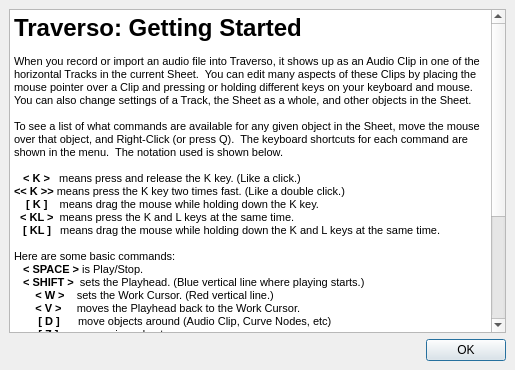
First picture: the form in src/traverso/ui/QuickStart.ui, repository ErwanLegrand/Traverso-DAW, before the edit.
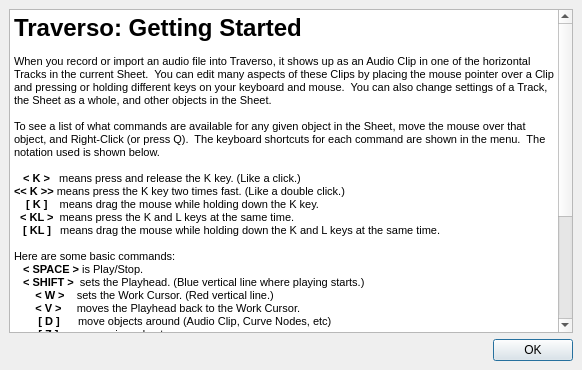
Second picture: the form after the edit. Icons and pictures are not drawn.

Commit message: Make the dialog a bit wider by default

What changed in the file:
```diff
--- a/src/traverso/ui/QuickStart.ui
+++ b/src/traverso/ui/QuickStart.ui
@@ -1,11 +1,11 @@
 <ui version="4.0" >
  <class>QuickStartDialog</class>
- <widget class="QDialog" name="QuickStartDialog" >
-  <property name="geometry" >
+ <widget class="QDialog" name="QuickStartDialog">
+  <property name="geometry">
    <rect>
     <x>0</x>
     <y>0</y>
-    <width>515</width>
+    <width>582</width>
     <height>370</height>
    </rect>
   </property>
@@ -15,53 +15,54 @@
   <property name="windowIcon" >
    <iconset>../../../resources/images/traverso.png</iconset>
   </property>
-  <layout class="QVBoxLayout" >
-   <property name="margin" >
-    <number>9</number>
-   </property>
-   <property name="spacing" >
+  <layout class="QVBoxLayout">
+   <property name="spacing">
     <number>6</number>
    </property>
+   <property name="margin">
+    <number>9</number>
+   </property>
    <item>
     <widget class="QTextBrowser" name="textBrowser" >
      <property name="horizontalScrollBarPolicy" >
       <enum>Qt::ScrollBarAlwaysOff</enum>
      </property>
-     <property name="html" >
-      <string>&lt;html>&lt;head>&lt;meta name="qrichtext" content="1" />&lt;style type="text/css">
+     <property name="html">
+      <string>&lt;!DOCTYPE HTML PUBLIC &quot;-//W3C//DTD HTML 4.0//EN&quot; &quot;http://www.w3.org/TR/REC-html40/strict.dtd&quot;&gt;
+&lt;html&gt;&lt;head&gt;&lt;meta name=&quot;qrichtext&quot; content=&quot;1&quot; /&gt;&lt;style type=&quot;text/css&quot;&gt;
 p, li { white-space: pre-wrap; }
-&lt;/style>&lt;/head>&lt;body style=" font-family:'Sans Serif'; font-size:9pt; font-weight:400; font-style:normal; text-decoration:none;">
-&lt;p style=" margin-top:0px; margin-bottom:0px; margin-left:0px; margin-right:0px; -qt-block-indent:0; text-indent:0px; font-family:'MS Shell Dlg 2'; font-size:8pt;">&lt;span style=" font-size:18pt; font-weight:600;">Traverso: Getting Started&lt;/span>&lt;/p>
-&lt;p style="-qt-paragraph-type:empty; margin-top:0px; margin-bottom:0px; margin-left:0px; margin-right:0px; -qt-block-indent:0; text-indent:0px; font-family:'MS Shell Dlg 2'; font-size:8pt;">&lt;/p>
-&lt;p style=" margin-top:0px; margin-bottom:0px; margin-left:0px; margin-right:0px; -qt-block-indent:0; text-indent:0px; font-family:'MS Shell Dlg 2'; font-size:8pt;">When you record or import an audio file into Traverso, it shows up as an Audio Clip in one of the horizontal Tracks in the current Sheet.  You can edit many aspects of these Clips by placing the mouse pointer over a Clip and pressing or holding different keys on your keyboard and mouse.  You can also change settings of a Track, the Sheet as a whole, and other objects in the Sheet.&lt;/p>
-&lt;p style="-qt-paragraph-type:empty; margin-top:0px; margin-bottom:0px; margin-left:0px; margin-right:0px; -qt-block-indent:0; text-indent:0px; font-family:'MS Shell Dlg 2'; font-size:8pt;">&lt;/p>
-&lt;p style=" margin-top:0px; margin-bottom:0px; margin-left:0px; margin-right:0px; -qt-block-indent:0; text-indent:0px; font-family:'MS Shell Dlg 2'; font-size:8pt;">To see a list of what commands are available for any given object in the Sheet, move the mouse over that object, and Right-Click (or press Q).  The keyboard shortcuts for each command are shown in the menu.  The notation used is shown below.&lt;/p>
-&lt;p style="-qt-paragraph-type:empty; margin-top:0px; margin-bottom:0px; margin-left:0px; margin-right:0px; -qt-block-indent:0; text-indent:0px; font-family:'MS Shell Dlg 2'; font-size:8pt;">&lt;/p>
-&lt;p style=" margin-top:0px; margin-bottom:0px; margin-left:0px; margin-right:0px; -qt-block-indent:0; text-indent:0px; font-family:'MS Shell Dlg 2'; font-size:8pt;">   &lt;span style=" font-weight:600;">&amp;lt; K &amp;gt;  &lt;/span> means press and release the K key. (Like a click.)&lt;/p>
-&lt;p style=" margin-top:0px; margin-bottom:0px; margin-left:0px; margin-right:0px; -qt-block-indent:0; text-indent:0px; font-family:'MS Shell Dlg 2'; font-size:8pt;">&lt;span style=" font-weight:600;">&amp;lt;&amp;lt; K &amp;gt;&amp;gt;&lt;/span> means press the K key two times fast. (Like a double click.)&lt;/p>
-&lt;p style=" margin-top:0px; margin-bottom:0px; margin-left:0px; margin-right:0px; -qt-block-indent:0; text-indent:0px; font-family:'MS Shell Dlg 2'; font-size:8pt;">    &lt;span style=" font-weight:600;">[ K ]&lt;/span>    means drag the mouse while holding down the K key.&lt;/p>
-&lt;p style=" margin-top:0px; margin-bottom:0px; margin-left:0px; margin-right:0px; -qt-block-indent:0; text-indent:0px; font-family:'MS Shell Dlg 2'; font-size:8pt;">  &lt;span style=" font-weight:600;">&amp;lt; KL &amp;gt; &lt;/span> means press the K and L keys at the same time.&lt;/p>
-&lt;p style=" margin-top:0px; margin-bottom:0px; margin-left:0px; margin-right:0px; -qt-block-indent:0; text-indent:0px; font-family:'MS Shell Dlg 2'; font-size:8pt;">   &lt;span style=" font-weight:600;">[ KL ]  &lt;/span> means drag the mouse while holding down the K and L keys at the same time.&lt;/p>
-&lt;p style="-qt-paragraph-type:empty; margin-top:0px; margin-bottom:0px; margin-left:0px; margin-right:0px; -qt-block-indent:0; text-indent:0px; font-family:'MS Shell Dlg 2'; font-size:8pt;">&lt;/p>
-&lt;p style=" margin-top:0px; margin-bottom:0px; margin-left:0px; margin-right:0px; -qt-block-indent:0; text-indent:0px; font-family:'MS Shell Dlg 2'; font-size:8pt;">Here are some basic commands:&lt;/p>
-&lt;p style=" margin-top:0px; margin-bottom:0px; margin-left:0px; margin-right:0px; -qt-block-indent:0; text-indent:0px; font-family:'MS Shell Dlg 2'; font-size:8pt;">   &lt;span style=" font-weight:600;">&amp;lt; SPACE &amp;gt;&lt;/span> is Play/Stop.&lt;/p>
-&lt;p style=" margin-top:0px; margin-bottom:0px; margin-left:0px; margin-right:0px; -qt-block-indent:0; text-indent:0px; font-family:'MS Shell Dlg 2'; font-size:8pt;">   &lt;span style=" font-weight:600;">&amp;lt; SHIFT &amp;gt;&lt;/span>  sets the Playhead. (Blue vertical line where playing starts.)&lt;/p>
-&lt;p style=" margin-top:0px; margin-bottom:0px; margin-left:0px; margin-right:0px; -qt-block-indent:0; text-indent:0px; font-family:'MS Shell Dlg 2'; font-size:8pt;">       &lt;span style=" font-weight:600;">&amp;lt; W &amp;gt;&lt;/span>    sets the Work Cursor. (Red vertical line.)&lt;/p>
-&lt;p style=" margin-top:0px; margin-bottom:0px; margin-left:0px; margin-right:0px; -qt-block-indent:0; text-indent:0px; font-family:'MS Shell Dlg 2'; font-size:8pt;">       &lt;span style=" font-weight:600;">&amp;lt; V &amp;gt;    &lt;/span> moves the Playhead back to the Work Cursor.&lt;/p>
-&lt;p style=" margin-top:0px; margin-bottom:0px; margin-left:0px; margin-right:0px; -qt-block-indent:0; text-indent:0px; font-family:'MS Shell Dlg 2'; font-size:8pt;">        &lt;span style=" font-weight:600;">[ D ] &lt;/span>     move objects around (Audio Clip, Curve Nodes, etc)&lt;/p>
-&lt;p style=" margin-top:0px; margin-bottom:0px; margin-left:0px; margin-right:0px; -qt-block-indent:0; text-indent:0px; font-family:'MS Shell Dlg 2'; font-size:8pt;">        &lt;span style=" font-weight:600;">[ Z ]&lt;/span>       zooms in and out.&lt;/p>
-&lt;p style=" margin-top:0px; margin-bottom:0px; margin-left:0px; margin-right:0px; -qt-block-indent:0; text-indent:0px; font-family:'MS Shell Dlg 2'; font-size:8pt;">        &lt;span style=" font-weight:600;">[ TAB ]&lt;/span>	 scroll omnidirectional (aka Shuttle) &lt;/p>
-&lt;p style="-qt-paragraph-type:empty; margin-top:0px; margin-bottom:0px; margin-left:0px; margin-right:0px; -qt-block-indent:0; text-indent:0px; font-family:'MS Shell Dlg 2'; font-size:8pt;">&lt;/p>
-&lt;p style=" margin-top:0px; margin-bottom:0px; margin-left:0px; margin-right:0px; -qt-block-indent:0; text-indent:0px; font-family:'MS Shell Dlg 2'; font-size:8pt;">And some Audio Clip Commands:&lt;/p>
-&lt;p style=" margin-top:0px; margin-bottom:0px; margin-left:0px; margin-right:0px; -qt-block-indent:0; text-indent:0px; font-family:'MS Shell Dlg 2'; font-size:8pt;">   &lt;span style=" font-weight:600;">[ E ] &lt;/span>  drags a Clip's left or right edge.&lt;/p>
-&lt;p style=" margin-top:0px; margin-bottom:0px; margin-left:0px; margin-right:0px; -qt-block-indent:0; text-indent:0px; font-family:'MS Shell Dlg 2'; font-size:8pt;">   &lt;span style=" font-weight:600;">[ F ]&lt;/span>   adjusts the length of a Clip's Fade In / Fade Out.&lt;/p>
-&lt;p style=" margin-top:0px; margin-bottom:0px; margin-left:0px; margin-right:0px; -qt-block-indent:0; text-indent:0px; font-family:'MS Shell Dlg 2'; font-size:8pt;">   &lt;span style=" font-weight:600;">[ G ]   &lt;/span>addust the Gain of a clip (also works on Tracks, Sheet)&lt;/p>
-&lt;p style=" margin-top:0px; margin-bottom:0px; margin-left:0px; margin-right:0px; -qt-block-indent:0; text-indent:0px; font-family:'MS Shell Dlg 2'; font-size:8pt;">  &lt;span style=" font-weight:600;">&amp;lt; X &amp;gt;&lt;/span>  splits the Clip at the cursor's position.&lt;/p>
-&lt;p style="-qt-paragraph-type:empty; margin-top:0px; margin-bottom:0px; margin-left:0px; margin-right:0px; -qt-block-indent:0; text-indent:0px; font-family:'MS Shell Dlg 2'; font-size:8pt;">&lt;/p>
-&lt;p style=" margin-top:0px; margin-bottom:0px; margin-left:0px; margin-right:0px; -qt-block-indent:0; text-indent:0px; font-family:'MS Shell Dlg 2'; font-size:8pt;">For more information, right-click on everything, or check out the Traverso manual.&lt;/p>
-&lt;p style="-qt-paragraph-type:empty; margin-top:0px; margin-bottom:0px; margin-left:0px; margin-right:0px; -qt-block-indent:0; text-indent:0px; font-family:'MS Shell Dlg 2'; font-size:8pt;">&lt;/p>
-&lt;p style="-qt-paragraph-type:empty; margin-top:0px; margin-bottom:0px; margin-left:0px; margin-right:0px; -qt-block-indent:0; text-indent:0px; font-family:'MS Shell Dlg 2'; font-size:8pt;">&lt;/p>
-&lt;p style="-qt-paragraph-type:empty; margin-top:0px; margin-bottom:0px; margin-left:0px; margin-right:0px; -qt-block-indent:0; text-indent:0px; font-family:'MS Shell Dlg 2'; font-size:8pt;">&lt;/p>&lt;/body>&lt;/html></string>
+&lt;/style&gt;&lt;/head&gt;&lt;body style=&quot; font-family:'DejaVu Sans'; font-size:8pt; font-weight:400; font-style:normal;&quot;&gt;
+&lt;p style=&quot; margin-top:0px; margin-bottom:0px; margin-left:0px; margin-right:0px; -qt-block-indent:0; text-indent:0px;&quot;&gt;&lt;span style=&quot; font-family:'MS Shell Dlg 2'; font-size:18pt; font-weight:600;&quot;&gt;Traverso: Getting Started&lt;/span&gt;&lt;/p&gt;
+&lt;p style=&quot;-qt-paragraph-type:empty; margin-top:0px; margin-bottom:0px; margin-left:0px; margin-right:0px; -qt-block-indent:0; text-indent:0px; font-family:'MS Shell Dlg 2';&quot;&gt;&lt;/p&gt;
+&lt;p style=&quot; margin-top:0px; margin-bottom:0px; margin-left:0px; margin-right:0px; -qt-block-indent:0; text-indent:0px;&quot;&gt;&lt;span style=&quot; font-family:'MS Shell Dlg 2';&quot;&gt;When you record or import an audio file into Traverso, it shows up as an Audio Clip in one of the horizontal Tracks in the current Sheet.  You can edit many aspects of these Clips by placing the mouse pointer over a Clip and pressing or holding different keys on your keyboard and mouse.  You can also change settings of a Track, the Sheet as a whole, and other objects in the Sheet.&lt;/span&gt;&lt;/p&gt;
+&lt;p style=&quot;-qt-paragraph-type:empty; margin-top:0px; margin-bottom:0px; margin-left:0px; margin-right:0px; -qt-block-indent:0; text-indent:0px; font-family:'MS Shell Dlg 2';&quot;&gt;&lt;/p&gt;
+&lt;p style=&quot; margin-top:0px; margin-bottom:0px; margin-left:0px; margin-right:0px; -qt-block-indent:0; text-indent:0px;&quot;&gt;&lt;span style=&quot; font-family:'MS Shell Dlg 2';&quot;&gt;To see a list of what commands are available for any given object in the Sheet, move the mouse over that object, and Right-Click (or press Q).  The keyboard shortcuts for each command are shown in the menu.  The notation used is shown below.&lt;/span&gt;&lt;/p&gt;
+&lt;p style=&quot;-qt-paragraph-type:empty; margin-top:0px; margin-bottom:0px; margin-left:0px; margin-right:0px; -qt-block-indent:0; text-indent:0px; font-family:'MS Shell Dlg 2';&quot;&gt;&lt;/p&gt;
+&lt;p style=&quot; margin-top:0px; margin-bottom:0px; margin-left:0px; margin-right:0px; -qt-block-indent:0; text-indent:0px;&quot;&gt;&lt;span style=&quot; font-family:'MS Shell Dlg 2';&quot;&gt;   &lt;/span&gt;&lt;span style=&quot; font-family:'MS Shell Dlg 2'; font-weight:600;&quot;&gt;&amp;lt; K &amp;gt;  &lt;/span&gt;&lt;span style=&quot; font-family:'MS Shell Dlg 2';&quot;&gt; means press and release the K key. (Like a click.)&lt;/span&gt;&lt;/p&gt;
+&lt;p style=&quot; margin-top:0px; margin-bottom:0px; margin-left:0px; margin-right:0px; -qt-block-indent:0; text-indent:0px;&quot;&gt;&lt;span style=&quot; font-family:'MS Shell Dlg 2'; font-weight:600;&quot;&gt;&amp;lt;&amp;lt; K &amp;gt;&amp;gt;&lt;/span&gt;&lt;span style=&quot; font-family:'MS Shell Dlg 2';&quot;&gt; means press the K key two times fast. (Like a double click.)&lt;/span&gt;&lt;/p&gt;
+&lt;p style=&quot; margin-top:0px; margin-bottom:0px; margin-left:0px; margin-right:0px; -qt-block-indent:0; text-indent:0px;&quot;&gt;&lt;span style=&quot; font-family:'MS Shell Dlg 2';&quot;&gt;    &lt;/span&gt;&lt;span style=&quot; font-family:'MS Shell Dlg 2'; font-weight:600;&quot;&gt;[ K ]&lt;/span&gt;&lt;span style=&quot; font-family:'MS Shell Dlg 2';&quot;&gt;    means drag the mouse while holding down the K key.&lt;/span&gt;&lt;/p&gt;
+&lt;p style=&quot; margin-top:0px; margin-bottom:0px; margin-left:0px; margin-right:0px; -qt-block-indent:0; text-indent:0px;&quot;&gt;&lt;span style=&quot; font-family:'MS Shell Dlg 2';&quot;&gt;  &lt;/span&gt;&lt;span style=&quot; font-family:'MS Shell Dlg 2'; font-weight:600;&quot;&gt;&amp;lt; KL &amp;gt; &lt;/span&gt;&lt;span style=&quot; font-family:'MS Shell Dlg 2';&quot;&gt; means press the K and L keys at the same time.&lt;/span&gt;&lt;/p&gt;
+&lt;p style=&quot; margin-top:0px; margin-bottom:0px; margin-left:0px; margin-right:0px; -qt-block-indent:0; text-indent:0px;&quot;&gt;&lt;span style=&quot; font-family:'MS Shell Dlg 2';&quot;&gt;   &lt;/span&gt;&lt;span style=&quot; font-family:'MS Shell Dlg 2'; font-weight:600;&quot;&gt;[ KL ]  &lt;/span&gt;&lt;span style=&quot; font-family:'MS Shell Dlg 2';&quot;&gt; means drag the mouse while holding down the K and L keys at the same time.&lt;/span&gt;&lt;/p&gt;
+&lt;p style=&quot;-qt-paragraph-type:empty; margin-top:0px; margin-bottom:0px; margin-left:0px; margin-right:0px; -qt-block-indent:0; text-indent:0px; font-family:'MS Shell Dlg 2';&quot;&gt;&lt;/p&gt;
+&lt;p style=&quot; margin-top:0px; margin-bottom:0px; margin-left:0px; margin-right:0px; -qt-block-indent:0; text-indent:0px;&quot;&gt;&lt;span style=&quot; font-family:'MS Shell Dlg 2';&quot;&gt;Here are some basic commands:&lt;/span&gt;&lt;/p&gt;
+&lt;p style=&quot; margin-top:0px; margin-bottom:0px; margin-left:0px; margin-right:0px; -qt-block-indent:0; text-indent:0px;&quot;&gt;&lt;span style=&quot; font-family:'MS Shell Dlg 2';&quot;&gt;   &lt;/span&gt;&lt;span style=&quot; font-family:'MS Shell Dlg 2'; font-weight:600;&quot;&gt;&amp;lt; SPACE &amp;gt;&lt;/span&gt;&lt;span style=&quot; font-family:'MS Shell Dlg 2';&quot;&gt; is Play/Stop.&lt;/span&gt;&lt;/p&gt;
+&lt;p style=&quot; margin-top:0px; margin-bottom:0px; margin-left:0px; margin-right:0px; -qt-block-indent:0; text-indent:0px;&quot;&gt;&lt;span style=&quot; font-family:'MS Shell Dlg 2';&quot;&gt;   &lt;/span&gt;&lt;span style=&quot; font-family:'MS Shell Dlg 2'; font-weight:600;&quot;&gt;&amp;lt; SHIFT &amp;gt;&lt;/span&gt;&lt;span style=&quot; font-family:'MS Shell Dlg 2';&quot;&gt;  sets the Playhead. (Blue vertical line where playing starts.)&lt;/span&gt;&lt;/p&gt;
+&lt;p style=&quot; margin-top:0px; margin-bottom:0px; margin-left:0px; margin-right:0px; -qt-block-indent:0; text-indent:0px;&quot;&gt;&lt;span style=&quot; font-family:'MS Shell Dlg 2';&quot;&gt;       &lt;/span&gt;&lt;span style=&quot; font-family:'MS Shell Dlg 2'; font-weight:600;&quot;&gt;&amp;lt; W &amp;gt;&lt;/span&gt;&lt;span style=&quot; font-family:'MS Shell Dlg 2';&quot;&gt;    sets the Work Cursor. (Red vertical line.)&lt;/span&gt;&lt;/p&gt;
+&lt;p style=&quot; margin-top:0px; margin-bottom:0px; margin-left:0px; margin-right:0px; -qt-block-indent:0; text-indent:0px;&quot;&gt;&lt;span style=&quot; font-family:'MS Shell Dlg 2';&quot;&gt;       &lt;/span&gt;&lt;span style=&quot; font-family:'MS Shell Dlg 2'; font-weight:600;&quot;&gt;&amp;lt; V &amp;gt;    &lt;/span&gt;&lt;span style=&quot; font-family:'MS Shell Dlg 2';&quot;&gt; moves the Playhead back to the Work Cursor.&lt;/span&gt;&lt;/p&gt;
+&lt;p style=&quot; margin-top:0px; margin-bottom:0px; margin-left:0px; margin-right:0px; -qt-block-indent:0; text-indent:0px;&quot;&gt;&lt;span style=&quot; font-family:'MS Shell Dlg 2';&quot;&gt;        &lt;/span&gt;&lt;span style=&quot; font-family:'MS Shell Dlg 2'; font-weight:600;&quot;&gt;[ D ] &lt;/span&gt;&lt;span style=&quot; font-family:'MS Shell Dlg 2';&quot;&gt;     move objects around (Audio Clip, Curve Nodes, etc)&lt;/span&gt;&lt;/p&gt;
+&lt;p style=&quot; margin-top:0px; margin-bottom:0px; margin-left:0px; margin-right:0px; -qt-block-indent:0; text-indent:0px;&quot;&gt;&lt;span style=&quot; font-family:'MS Shell Dlg 2';&quot;&gt;        &lt;/span&gt;&lt;span style=&quot; font-family:'MS Shell Dlg 2'; font-weight:600;&quot;&gt;[ Z ]&lt;/span&gt;&lt;span style=&quot; font-family:'MS Shell Dlg 2';&quot;&gt;       zooms in and out.&lt;/span&gt;&lt;/p&gt;
+&lt;p style=&quot; margin-top:0px; margin-bottom:0px; margin-left:0px; margin-right:0px; -qt-block-indent:0; text-indent:0px;&quot;&gt;&lt;span style=&quot; font-family:'MS Shell Dlg 2';&quot;&gt;        &lt;/span&gt;&lt;span style=&quot; font-family:'MS Shell Dlg 2'; font-weight:600;&quot;&gt;[ TAB ]&lt;/span&gt;&lt;span style=&quot; font-family:'MS Shell Dlg 2';&quot;&gt;	 scroll omnidirectional (aka Shuttle) &lt;/span&gt;&lt;/p&gt;
+&lt;p style=&quot;-qt-paragraph-type:empty; margin-top:0px; margin-bottom:0px; margin-left:0px; margin-right:0px; -qt-block-indent:0; text-indent:0px; font-family:'MS Shell Dlg 2';&quot;&gt;&lt;/p&gt;
+&lt;p style=&quot; margin-top:0px; margin-bottom:0px; margin-left:0px; margin-right:0px; -qt-block-indent:0; text-indent:0px;&quot;&gt;&lt;span style=&quot; font-family:'MS Shell Dlg 2';&quot;&gt;And some Audio Clip Commands:&lt;/span&gt;&lt;/p&gt;
+&lt;p style=&quot; margin-top:0px; margin-bottom:0px; margin-left:0px; margin-right:0px; -qt-block-indent:0; text-indent:0px;&quot;&gt;&lt;span style=&quot; font-family:'MS Shell Dlg 2';&quot;&gt;   &lt;/span&gt;&lt;span style=&quot; font-family:'MS Shell Dlg 2'; font-weight:600;&quot;&gt;[ E ] &lt;/span&gt;&lt;span style=&quot; font-family:'MS Shell Dlg 2';&quot;&gt;  drags a Clip's left or right edge.&lt;/span&gt;&lt;/p&gt;
+&lt;p style=&quot; margin-top:0px; margin-bottom:0px; margin-left:0px; margin-right:0px; -qt-block-indent:0; text-indent:0px;&quot;&gt;&lt;span style=&quot; font-family:'MS Shell Dlg 2';&quot;&gt;   &lt;/span&gt;&lt;span style=&quot; font-family:'MS Shell Dlg 2'; font-weight:600;&quot;&gt;[ F ]&lt;/span&gt;&lt;span style=&quot; font-family:'MS Shell Dlg 2';&quot;&gt;   adjusts the length of a Clip's Fade In / Fade Out.&lt;/span&gt;&lt;/p&gt;
+&lt;p style=&quot; margin-top:0px; margin-bottom:0px; margin-left:0px; margin-right:0px; -qt-block-indent:0; text-indent:0px;&quot;&gt;&lt;span style=&quot; font-family:'MS Shell Dlg 2';&quot;&gt;   &lt;/span&gt;&lt;span style=&quot; font-family:'MS Shell Dlg 2'; font-weight:600;&quot;&gt;[ G ]   &lt;/span&gt;&lt;span style=&quot; font-family:'MS Shell Dlg 2';&quot;&gt;addust the Gain of a clip (also works on Tracks, Sheet)&lt;/span&gt;&lt;/p&gt;
+&lt;p style=&quot; margin-top:0px; margin-bottom:0px; margin-left:0px; margin-right:0px; -qt-block-indent:0; text-indent:0px;&quot;&gt;&lt;span style=&quot; font-family:'MS Shell Dlg 2';&quot;&gt;  &lt;/span&gt;&lt;span style=&quot; font-family:'MS Shell Dlg 2'; font-weight:600;&quot;&gt;&amp;lt; X &amp;gt;&lt;/span&gt;&lt;span style=&quot; font-family:'MS Shell Dlg 2';&quot;&gt;  splits the Clip at the cursor's position.&lt;/span&gt;&lt;/p&gt;
+&lt;p style=&quot;-qt-paragraph-type:empty; margin-top:0px; margin-bottom:0px; margin-left:0px; margin-right:0px; -qt-block-indent:0; text-indent:0px; font-family:'MS Shell Dlg 2';&quot;&gt;&lt;/p&gt;
+&lt;p style=&quot; margin-top:0px; margin-bottom:0px; margin-left:0px; margin-right:0px; -qt-block-indent:0; text-indent:0px;&quot;&gt;&lt;span style=&quot; font-family:'MS Shell Dlg 2';&quot;&gt;For more information, right-click on everything, or check out the Traverso manual.&lt;/span&gt;&lt;/p&gt;
+&lt;p style=&quot;-qt-paragraph-type:empty; margin-top:0px; margin-bottom:0px; margin-left:0px; margin-right:0px; -qt-block-indent:0; text-indent:0px; font-family:'MS Shell Dlg 2';&quot;&gt;&lt;/p&gt;
+&lt;p style=&quot;-qt-paragraph-type:empty; margin-top:0px; margin-bottom:0px; margin-left:0px; margin-right:0px; -qt-block-indent:0; text-indent:0px; font-family:'MS Shell Dlg 2';&quot;&gt;&lt;/p&gt;
+&lt;p style=&quot;-qt-paragraph-type:empty; margin-top:0px; margin-bottom:0px; margin-left:0px; margin-right:0px; -qt-block-indent:0; text-indent:0px; font-family:'MS Shell Dlg 2';&quot;&gt;&lt;/p&gt;&lt;/body&gt;&lt;/html&gt;</string>
      </property>
     </widget>
    </item>
```
Left out of the diff: 24 changed lines with no effect on the pictures.
